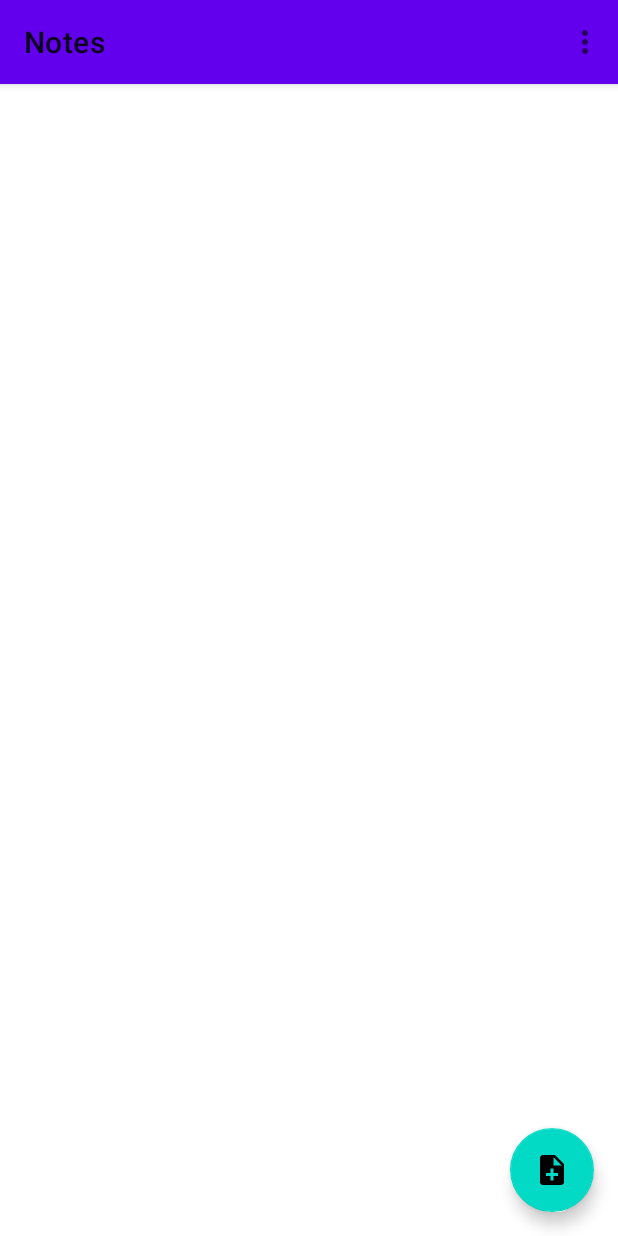
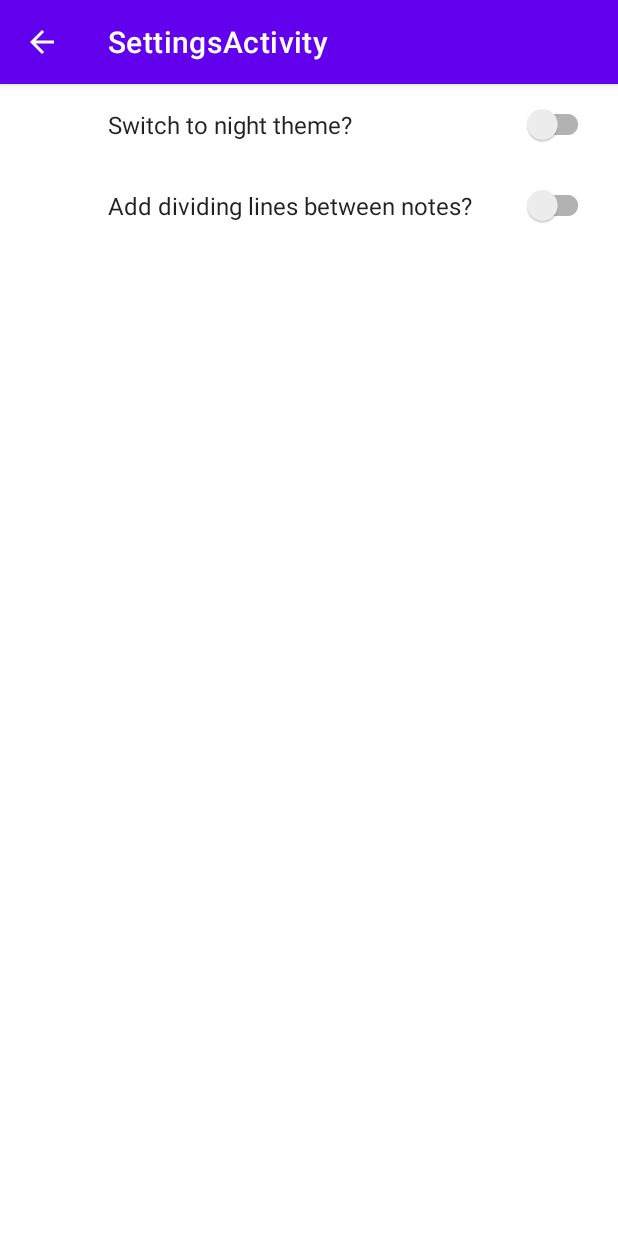
Before and after one commit to rawaha-coder/Notes, an Android app: the screen it shows after launch (MainActivity before the commit, SettingsActivity after it), in the options menu, after a tap on "Settings", on a phone screen of 412 x 824 dp. Run offline under Robolectric (Android 15) with nearby library versions, the phone set to English and light mode, and no system bars; our stand-ins replace androidx.preference.

Commit message:
create setting activity

```diff
--- a/app/build.gradle
+++ b/app/build.gradle
@@ -43,6 +43,8 @@ dependencies {
     implementation 'androidx.constraintlayout:constraintlayout:2.1.4'
     implementation 'androidx.navigation:navigation-fragment-ktx:2.5.2'
     implementation 'androidx.navigation:navigation-ui-ktx:2.5.2'
+    implementation 'com.google.code.gson:gson:2.8.8'
+    implementation 'androidx.preference:preference:1.1.+'
     testImplementation 'junit:junit:4.13.2'
     androidTestImplementation 'androidx.test.ext:junit:1.1.3'
     androidTestImplementation 'androidx.test.espresso:espresso-core:3.4.0'
--- a/app/src/main/java/com/hybcode/notes/MainActivity.kt
+++ b/app/src/main/java/com/hybcode/notes/MainActivity.kt
@@ -1,20 +1,35 @@
 package com.hybcode.notes
 
+import android.content.Context
+import android.content.Intent
+import android.content.SharedPreferences
 import android.os.Bundle
-import com.google.android.material.snackbar.Snackbar
 import androidx.appcompat.app.AppCompatActivity
-import androidx.navigation.findNavController
-import androidx.navigation.ui.AppBarConfiguration
-import androidx.navigation.ui.navigateUp
-import androidx.navigation.ui.setupActionBarWithNavController
 import android.view.Menu
 import android.view.MenuItem
+import androidx.appcompat.app.AppCompatDelegate
+import androidx.preference.PreferenceManager
+import androidx.recyclerview.widget.DefaultItemAnimator
+import androidx.recyclerview.widget.DividerItemDecoration
+import androidx.recyclerview.widget.LinearLayoutManager
+import com.google.gson.Gson
+import com.google.gson.GsonBuilder
+import com.google.gson.reflect.TypeToken
 import com.hybcode.notes.databinding.ActivityMainBinding
+import java.io.BufferedReader
+import java.io.InputStreamReader
+import java.io.OutputStreamWriter
+import java.io.Writer
 
 class MainActivity : AppCompatActivity() {
 
-    private lateinit var appBarConfiguration: AppBarConfiguration
     private lateinit var binding: ActivityMainBinding
+    private lateinit var sharedPreferences: SharedPreferences
+    private lateinit var adapter: NoteAdapter
+
+    companion object {
+        private const val FILEPATH = "notes.json"
+    }
 
     override fun onCreate(savedInstanceState: Bundle?) {
         super.onCreate(savedInstanceState)
@@ -22,43 +37,105 @@ class MainActivity : AppCompatActivity() {
         binding = ActivityMainBinding.inflate(layoutInflater)
         setContentView(binding.root)
         setSupportActionBar(binding.toolbar)
-
+        sharedPreferences = PreferenceManager.getDefaultSharedPreferences(this)
         binding.fab.setOnClickListener {
             NewNote().show(supportFragmentManager, "")
         }
+
+        adapter = NoteAdapter(this)
+        binding.recyclerView.layoutManager = LinearLayoutManager(applicationContext)
+        binding.recyclerView.itemAnimator = DefaultItemAnimator()
+        binding.recyclerView.adapter = adapter
+
+        adapter.noteList = retrieveNotes()
+        adapter.notifyItemRangeInserted(0, adapter.noteList.size)
+    }
+
+    override fun onStart() {
+        super.onStart()
+        val nightThemeSelected = sharedPreferences.getBoolean("theme", false)
+        if (nightThemeSelected) AppCompatDelegate.setDefaultNightMode(AppCompatDelegate.MODE_NIGHT_YES)
+        else AppCompatDelegate.setDefaultNightMode(AppCompatDelegate.MODE_NIGHT_NO)
+        val showDividingLines = sharedPreferences.getBoolean("dividingLines", false)
+        if (showDividingLines) binding.recyclerView.addItemDecoration(
+            DividerItemDecoration(this,
+            LinearLayoutManager.VERTICAL)
+        )
+        else if (binding.recyclerView.itemDecorationCount > 0) binding.recyclerView.removeItemDecorationAt(0)
     }
 
     override fun onCreateOptionsMenu(menu: Menu): Boolean {
-        // Inflate the menu; this adds items to the action bar if it is present.
         menuInflater.inflate(R.menu.menu_main, menu)
         return true
     }
 
     override fun onOptionsItemSelected(item: MenuItem): Boolean {
-        // Handle action bar item clicks here. The action bar will
-        // automatically handle clicks on the Home/Up button, so long
-        // as you specify a parent activity in AndroidManifest.xml.
         return when (item.itemId) {
-            R.id.action_settings -> true
+            R.id.action_settings -> {
+                settings()
+                true
+            }
             else -> super.onOptionsItemSelected(item)
         }
     }
 
-    override fun onSupportNavigateUp(): Boolean {
-        val navController = findNavController(R.id.nav_host_fragment_content_main)
-        return navController.navigateUp(appBarConfiguration)
-                || super.onSupportNavigateUp()
+    private fun settings() {
+        val intent = Intent(this, SettingsActivity::class.java)
+            startActivity(intent)
     }
 
     fun createNewNote(note: Note) {
+        adapter.noteList.add(note)
+        adapter.notifyItemInserted(adapter.noteList.size -1)
+        saveNotes()
+    }
 
+    private fun saveNotes() {
+        val notes = adapter.noteList
+        val gson = GsonBuilder().create()
+        val jsonNotes = gson.toJson(notes)
+        var writer: Writer? = null
+        try {
+            val out = this.openFileOutput(FILEPATH, Context.MODE_PRIVATE)
+            writer = OutputStreamWriter(out)
+            writer.write(jsonNotes)
+        } catch (e: Exception) {
+            writer?.close()
+        } finally {
+            writer?.close()
+        }
+    }
+
+    private fun retrieveNotes(): MutableList<Note>{
+        var noteList = mutableListOf<Note>()
+        if (this.getFileStreamPath(FILEPATH).isFile){
+            var reader: BufferedReader? = null
+            try {
+                val fileInput = this.openFileInput(FILEPATH)
+                reader = BufferedReader(InputStreamReader(fileInput))
+                val stringBuilder = StringBuilder()
+                for (line in reader.readLine()) stringBuilder.append(line)
+                if (stringBuilder.isNotEmpty()){
+                    val listType = object : TypeToken<List<Note>>() {}.type
+                    noteList = Gson().fromJson(stringBuilder.toString(), listType)
+                }
+            } catch (e: Exception) {
+                reader?.close()
+            } finally {
+                reader?.close()
+            }
+        }
+        return noteList
     }
 
     fun deleteNote(index: Int) {
-
+        adapter.noteList.removeAt(index)
+        adapter.notifyItemRemoved(index)
+        saveNotes()
     }
 
-    fun showNote(layoutPosition: Int) {
-
+    fun showNote(index: Int) {
+        val dialog = ShowNote(adapter.noteList[index], index)
+        dialog.show(supportFragmentManager, "")
     }
 }
--- /dev/null
+++ b/app/src/main/java/com/hybcode/notes/SettingsActivity.kt
@@ -0,0 +1,59 @@
+package com.hybcode.notes
+
+import android.content.SharedPreferences
+import android.os.Bundle
+import android.view.MenuItem
+import androidx.appcompat.app.AppCompatActivity
+import androidx.appcompat.app.AppCompatDelegate
+import androidx.preference.PreferenceFragmentCompat
+
+class SettingsActivity : AppCompatActivity() {
+
+    override fun onCreate(savedInstanceState: Bundle?) {
+        super.onCreate(savedInstanceState)
+        setContentView(R.layout.settings_activity)
+        if (savedInstanceState == null) {
+            supportFragmentManager
+                .beginTransaction()
+                .replace(R.id.settings, SettingsFragment())
+                .commit()
+        }
+        supportActionBar?.setDisplayHomeAsUpEnabled(true)
+    }
+
+    override fun onOptionsItemSelected(item: MenuItem): Boolean {
+        if (item.itemId == android.R.id.home) finish()
+        return super.onOptionsItemSelected(item)
+    }
+
+    class SettingsFragment : PreferenceFragmentCompat(), SharedPreferences.OnSharedPreferenceChangeListener {
+        override fun onCreatePreferences(savedInstanceState: Bundle?, rootKey: String?) {
+            setPreferencesFromResource(R.xml.root_preferences, rootKey)
+            preferenceManager.sharedPreferences?.registerOnSharedPreferenceChangeListener(this)
+        }
+        override fun onResume() {
+            super.onResume()
+            preferenceManager.sharedPreferences?.registerOnSharedPreferenceChangeListener(this)
+        }
+        override fun onPause() {
+            super.onPause()
+            preferenceManager.sharedPreferences?.unregisterOnSharedPreferenceChangeListener(this)
+        }
+
+        override fun onSharedPreferenceChanged(
+            sharedPreferences: SharedPreferences?,
+            key: String?
+        ) {
+            sharedPreferences?.run {
+                when (key) {
+                    "theme" -> {
+                        val nightThemeSelected = sharedPreferences.getBoolean(key, false)
+                        if (nightThemeSelected)
+                            AppCompatDelegate.setDefaultNightMode(AppCompatDelegate.MODE_NIGHT_YES)
+                        else AppCompatDelegate.setDefaultNightMode(AppCompatDelegate.MODE_NIGHT_NO)
+                    }
+                }
+            }
+        }
+    }
+}
--- /dev/null
+++ b/app/src/main/res/layout/settings_activity.xml
@@ -0,0 +1,9 @@
+<LinearLayout xmlns:android="http://schemas.android.com/apk/res/android"
+    android:layout_width="match_parent"
+    android:layout_height="match_parent">
+
+    <FrameLayout
+        android:id="@+id/settings"
+        android:layout_width="match_parent"
+        android:layout_height="match_parent" />
+</LinearLayout>
--- /dev/null
+++ b/app/src/main/res/xml/root_preferences.xml
@@ -0,0 +1,10 @@
+<PreferenceScreen xmlns:app="http://schemas.android.com/apk/res-auto">
+    <SwitchPreferenceCompat
+        app:key="theme"
+        app:defaultValue="false"
+        app:title="@string/select_theme" />
+    <SwitchPreferenceCompat
+        app:key="dividingLines"
+        app:defaultValue="false"
+        app:title="@string/add_dividers" />
+</PreferenceScreen>
```
Also changed, not shown: app/src/main/AndroidManifest.xml (+8 -0 lines), app/src/main/res/values/arrays.xml (added, +12 -0 lines), app/src/main/res/values/strings.xml (+16 -0 lines).
